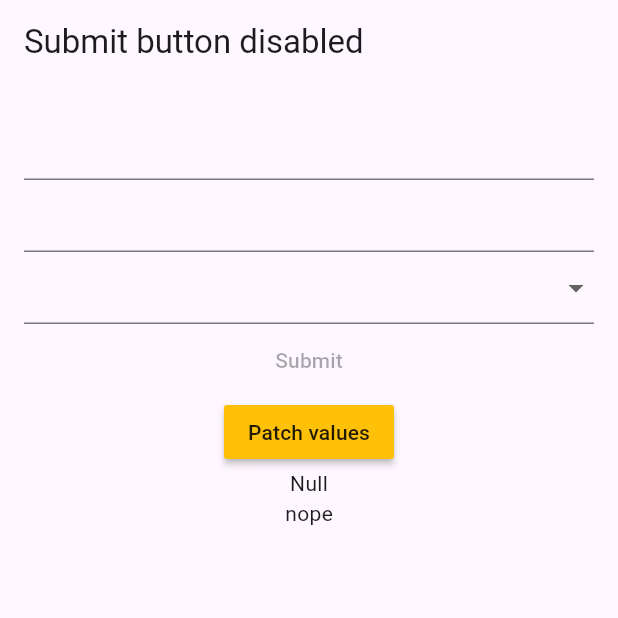
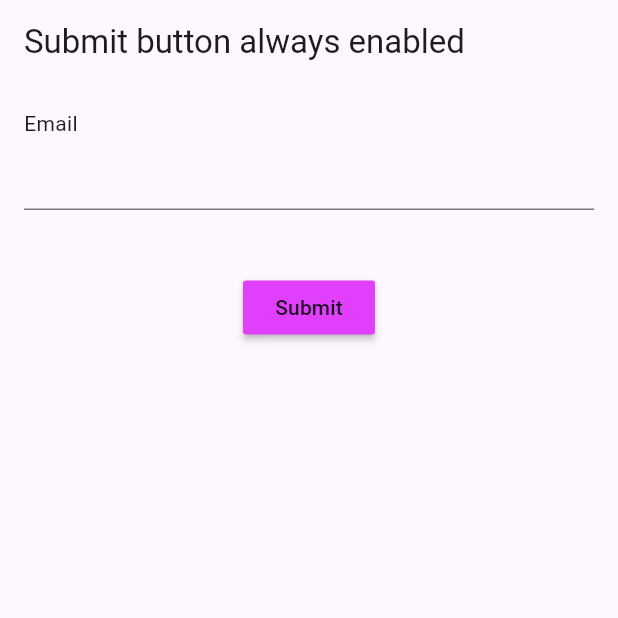
Before and after one commit to djhemath/flutter_form_builder_poc, a Flutter app: the screen it shows after launch, on a phone screen of 412 x 824 dp, the top half of it. Run offline on Flutter 3.47's test engine with Material 3 defaults, Android fonts, the phone set to English and light mode, and no system bars; drawn by our look-alikes of flutter_form_builder; our stand-ins replace form_builder_validators.

Commit message:
feat: custom form control

```diff
--- /dev/null
+++ b/lib/components/custom_input.dart
@@ -0,0 +1,42 @@
+import 'package:flutter/material.dart';
+
+class CustomInput extends StatefulWidget {
+  String? label = '';
+  String? error = '';
+  void Function(String) onChange;
+  String? value;
+
+  static void _defaultOnChange(String val) {}
+
+  CustomInput({super.key, this.label = '', this.error = '', this.onChange = _defaultOnChange, this.value = ''});
+
+  @override
+  State<CustomInput> createState() => _CustomInputState();
+}
+
+class _CustomInputState extends State<CustomInput> {
+  final myController = TextEditingController();
+
+  FocusNode f1 = FocusNode();
+
+  @override
+  Widget build(BuildContext context) {
+    myController.value = TextEditingValue(text: widget.value != null ? widget.value! : '');
+    return Column(
+      crossAxisAlignment: CrossAxisAlignment.start,
+      children: [
+        Text(widget.label != null ? widget.label! : ''),
+        TextField(
+          focusNode: f1,
+          controller: myController,
+          onChanged: (val) {
+            widget.onChange(val);
+            f1.requestFocus();
+          },
+        ),
+        const SizedBox(height: 20,),
+        Text(widget.error != null ? widget.error! : ''),
+      ],
+    );
+  }
+}
--- a/lib/main.dart
+++ b/lib/main.dart
@@ -1,6 +1,7 @@
 import 'package:flutter/material.dart';
 import 'package:flutter_form_builder/flutter_form_builder.dart';
 import 'package:form_builder_validators/form_builder_validators.dart';
+import 'package:form_poc/components/custom_input.dart';
 
 void main() {
   runApp(const MyApp());
@@ -34,7 +35,8 @@ class MyApp extends StatelessWidget {
         useMaterial3: true,
       ),
       // home: SubmitButtonAlwaysEnable(),
-      home: SubmitButtonDisabled(),
+      // home: SubmitButtonDisabled(),
+      home: CustomFormControl(),
     );
   }
 }
@@ -73,6 +75,11 @@ class SubmitButtonAlwaysEnable extends StatelessWidget {
               ),
               FormBuilderTextField(
                 name: 'emailField',
+                decoration: InputDecoration(
+                  border: OutlineInputBorder(
+                    borderRadius: BorderRadius.all(Radius.circular(5)),
+                  ),
+                ),
                 validator: FormBuilderValidators.compose([
                   FormBuilderValidators.email(),
                   FormBuilderValidators.required(),
@@ -227,3 +234,62 @@ class _SubmitButtonDisabledState extends State<SubmitButtonDisabled> {
     );
   }
 }
+
+class CustomFormControl extends StatelessWidget {
+  CustomFormControl({super.key});
+
+  final _formKey = GlobalKey<FormBuilderState>();
+
+
+  @override
+  Widget build(BuildContext context) {
+    return Scaffold(
+      appBar: AppBar(title: const Text('Submit button always enabled')),
+      body: Padding(
+        padding: const EdgeInsets.all(16.0),
+        child: FormBuilder(
+          key: _formKey,
+          child: Column(
+            children: [
+              FormBuilderField<String?>(
+                name: 'email',
+                validator: FormBuilderValidators.compose([
+                  FormBuilderValidators.required(),
+                  FormBuilderValidators.email(),
+                ]),
+                builder: (FormFieldState field) {
+                  print("\n\n\n");
+                  print("errorText");
+                  print(field.errorText);
+
+                  print("\nhasError");
+                  print(field.hasError);
+
+                  print("\nisValid");
+                  print(field.isValid);
+                  print("\n\n\n");
+                  return CustomInput(
+                    label: 'Email',
+                    error: field.errorText,
+                    onChange: (val) {
+                      field.didChange(val);
+                      field.validate();
+                    },
+                    value: field.value,
+                  );
+                },
+              ),
+
+              MaterialButton(
+                color: Colors.purpleAccent,
+                child: Text('Submit'),
+                onPressed: () {
+                _formKey.currentState?.saveAndValidate();
+              })
+            ],
+          ),
+        ),
+      ),
+    );
+  }
+}
```
